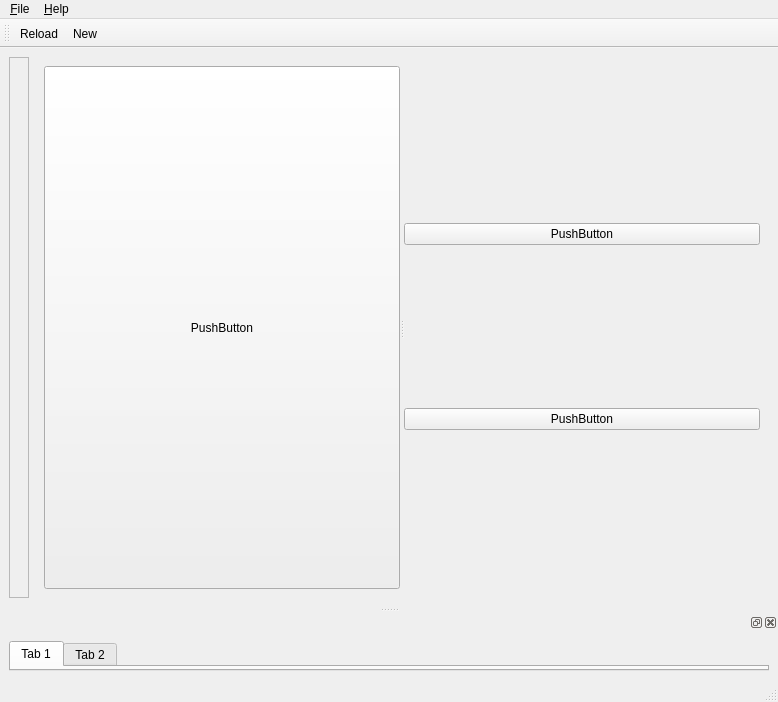
This is ClusterControl/ClusterControlBase.ui in patrickhartling/maestro as Qt 5 draws it before an edit. The edited form follows.
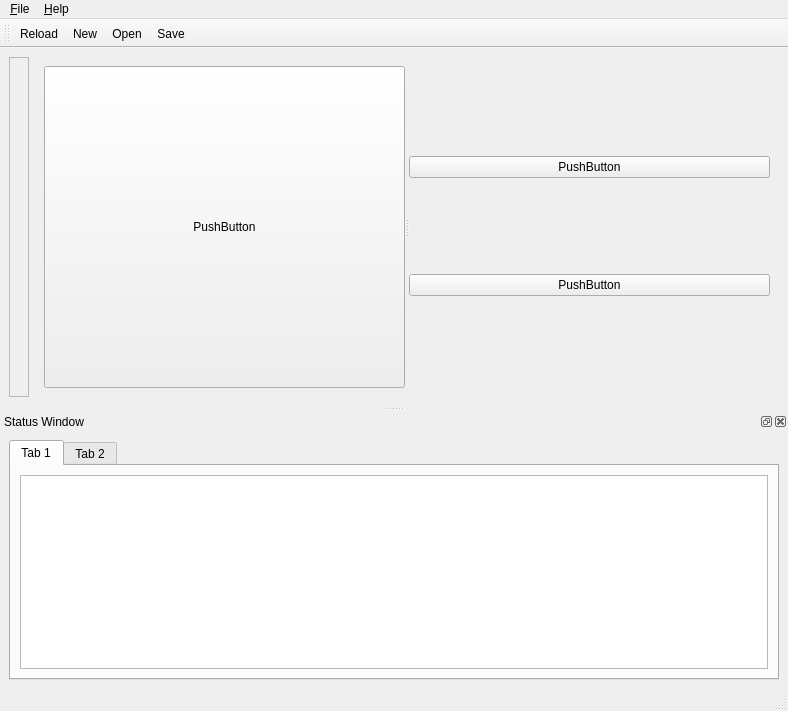
This is the edited form. Icons and pictures are not drawn.

Diff of the .ui file:
```diff
--- a/ClusterControl/ClusterControlBase.ui
+++ b/ClusterControl/ClusterControlBase.ui
@@ -8,8 +8,8 @@
    <rect>
     <x>0</x>
     <y>0</y>
-    <width>778</width>
-    <height>702</height>
+    <width>788</width>
+    <height>711</height>
    </rect>
   </property>
   <property name="windowTitle" >
@@ -135,16 +135,10 @@
     <rect>
      <x>0</x>
      <y>0</y>
-     <width>778</width>
+     <width>788</width>
      <height>29</height>
     </rect>
    </property>
-   <widget class="QMenu" name="menuHelp" >
-    <property name="title" >
-     <string>&amp;Help</string>
-    </property>
-    <addaction name="action_About" />
-   </widget>
    <widget class="QMenu" name="menuFile" >
     <property name="title" >
      <string>&amp;File</string>
@@ -157,6 +151,12 @@
     <addaction name="separator" />
     <addaction name="action_Exit" />
    </widget>
+   <widget class="QMenu" name="menuHelp" >
+    <property name="title" >
+     <string>&amp;Help</string>
+    </property>
+    <addaction name="action_About" />
+   </widget>
    <addaction name="menuFile" />
    <addaction name="menuHelp" />
   </widget>
@@ -164,13 +164,19 @@
    <property name="geometry" >
     <rect>
      <x>0</x>
-     <y>680</y>
-     <width>778</width>
+     <y>689</y>
+     <width>788</width>
      <height>22</height>
     </rect>
    </property>
   </widget>
   <widget class="QToolBar" name="toolBar" >
+   <property name="windowTitle" >
+    <string>Toolbar</string>
+   </property>
+   <property name="movable" >
+    <bool>true</bool>
+   </property>
    <property name="orientation" >
     <enum>Qt::Horizontal</enum>
    </property>
@@ -179,8 +185,13 @@
    </attribute>
    <addaction name="actionReload" />
    <addaction name="actionNew" />
+   <addaction name="actionOpen" />
+   <addaction name="actionSave" />
   </widget>
   <widget class="QDockWidget" name="mStatusWindow" >
+   <property name="windowTitle" >
+    <string>Status Window</string>
+   </property>
    <property name="allowedAreas" >
     <set>Qt::BottomDockWidgetArea</set>
    </property>
@@ -201,6 +212,17 @@
         <attribute name="title" >
          <string>Tab 1</string>
         </attribute>
+        <layout class="QHBoxLayout" >
+         <property name="margin" >
+          <number>9</number>
+         </property>
+         <property name="spacing" >
+          <number>6</number>
+         </property>
+         <item>
+          <widget class="QTextBrowser" name="textBrowser" />
+         </item>
+        </layout>
        </widget>
        <widget class="QWidget" name="tab_2" >
         <attribute name="title" >
```
Left out of the diff: 30 changed lines with no effect on the pictures.
